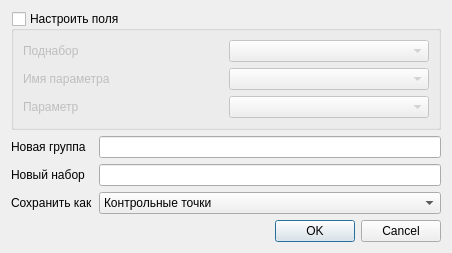
Before: the Qt Designer form qgis_pds_saveMapsetToPDS_base.ui in vvkond/QGIS, drawn with Qt 5.
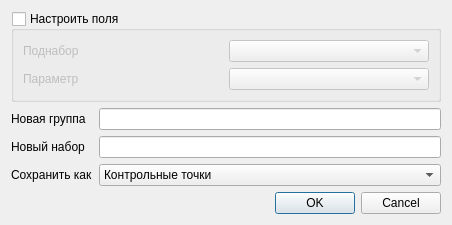
After: the same form once the commit is applied.

Commit message: Сохранение данных

```diff
--- a/qgis_pds_saveMapsetToPDS_base.ui
+++ b/qgis_pds_saveMapsetToPDS_base.ui
@@ -7,7 +7,7 @@
     <x>0</x>
     <y>0</y>
     <width>452</width>
-    <height>236</height>
+    <height>210</height>
    </rect>
   </property>
   <property name="windowTitle">
@@ -98,23 +98,13 @@
        <widget class="QComboBox" name="mSubsetFields"/>
       </item>
       <item row="1" column="0">
-       <widget class="QLabel" name="label_5">
-        <property name="text">
-         <string>Имя параметра</string>
-        </property>
-       </widget>
-      </item>
-      <item row="1" column="1">
-       <widget class="QComboBox" name="mParamNameFields"/>
-      </item>
-      <item row="2" column="0">
        <widget class="QLabel" name="label_6">
         <property name="text">
          <string>Параметр</string>
         </property>
        </widget>
       </item>
-      <item row="2" column="1">
+      <item row="1" column="1">
        <widget class="QComboBox" name="mParameterFields"/>
       </item>
      </layout>
```
The commit also changes 2 other files.
